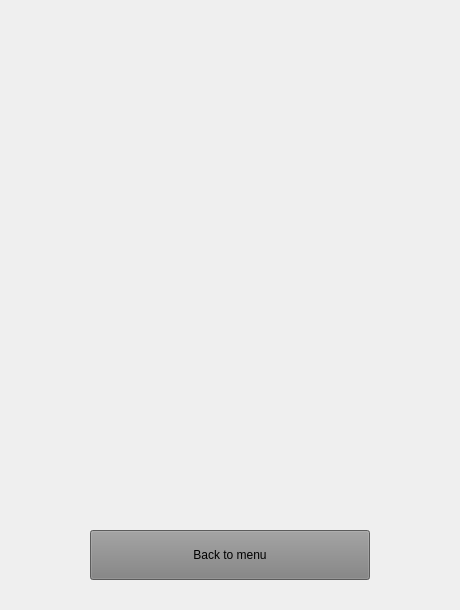
This is exercises.ui in 262094/HealthCheck_2 as Qt 5 draws it before an edit. The edited form follows.
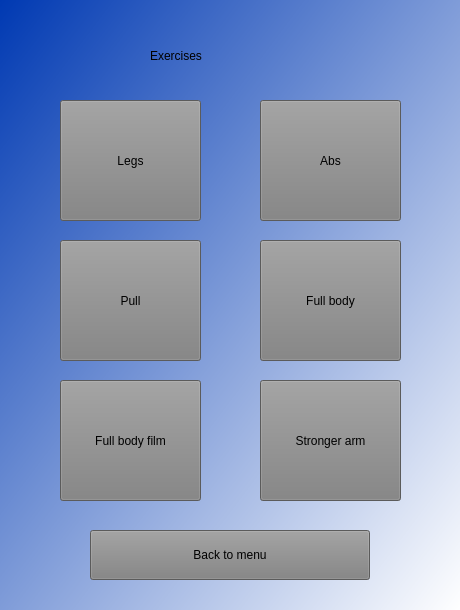
This is the edited form.

Diff of the .ui file:
```diff
--- a/exercises.ui
+++ b/exercises.ui
@@ -25,6 +25,58 @@
   <property name="windowTitle">
    <string>Form</string>
   </property>
+  <property name="styleSheet">
+   <string notr="true">background-color: qlineargradient(spread:pad, x1:0, y1:0, x2:1, y2:1, stop:0 rgba(169, 0, 137, 255), stop:1 rgba(255, 255, 255, 255));
+</string>
+  </property>
+  <widget class="QStackedWidget" name="stackedWidget">
+   <property name="geometry">
+    <rect>
+     <x>0</x>
+     <y>0</y>
+     <width>461</width>
+     <height>611</height>
+    </rect>
+   </property>
+   <property name="styleSheet">
+    <string notr="true">background-color: qlineargradient(spread:pad, x1:0, y1:0, x2:1, y2:1, stop:0 rgba(0, 57, 178, 255), stop:1 rgba(255, 255, 255, 255));</string>
+   </property>
+   <widget class="QWidget" name="page">
+    <widget class="QPushButton" name="pushButton">
+     <property name="geometry">
+      <rect>
+       <x>60</x>
+       <y>100</y>
+       <width>141</width>
+       <height>121</height>
+      </rect>
+     </property>
+     <property name="styleSheet">
+      <string notr="true">background-color:grey;
+font:italic 16pt &quot;Noto Serif Light&quot;;</string>
+     </property>
+     <property name="text">
+      <string>Legs</string>
+     </property>
+    </widget>
+    <widget class="QLabel" name="label">
+     <property name="geometry">
+      <rect>
+       <x>150</x>
+       <y>30</y>
+       <width>181</width>
+       <height>51</height>
+      </rect>
+     </property>
+     <property name="styleSheet">
+      <string notr="true">color:black;
+font: 30pt &quot;MS Shell Dlg2&quot;;
+background-color:transparent;</string>
+     </property>
+     <property name="text">
+      <string>Exercises</string>
+     </property>
+    </widget>
   <widget class="QPushButton" name="pushButton_back_to_menu">
    <property name="geometry">
     <rect>
@@ -53,6 +105,93 @@
    <property name="text">
     <string>Back to menu</string>
    </property>
+    </widget>
+    <widget class="QPushButton" name="pushButton_2">
+     <property name="geometry">
+      <rect>
+       <x>260</x>
+       <y>100</y>
+       <width>141</width>
+       <height>121</height>
+      </rect>
+     </property>
+     <property name="styleSheet">
+      <string notr="true">background-color:grey;
+font:italic 16pt &quot;Noto Serif Light&quot;;</string>
+     </property>
+     <property name="text">
+      <string>Abs</string>
+     </property>
+    </widget>
+    <widget class="QPushButton" name="pushButton_3">
+     <property name="geometry">
+      <rect>
+       <x>60</x>
+       <y>240</y>
+       <width>141</width>
+       <height>121</height>
+      </rect>
+     </property>
+     <property name="styleSheet">
+      <string notr="true">background-color:grey;
+font:italic 16pt &quot;Noto Serif Light&quot;;</string>
+     </property>
+     <property name="text">
+      <string>Pull</string>
+     </property>
+    </widget>
+    <widget class="QPushButton" name="pushButton_4">
+     <property name="geometry">
+      <rect>
+       <x>260</x>
+       <y>240</y>
+       <width>141</width>
+       <height>121</height>
+      </rect>
+     </property>
+     <property name="styleSheet">
+      <string notr="true">background-color:grey;
+font:italic 16pt &quot;Noto Serif Light&quot;;</string>
+     </property>
+     <property name="text">
+      <string>Full body</string>
+     </property>
+    </widget>
+    <widget class="QPushButton" name="pushButton_5">
+     <property name="geometry">
+      <rect>
+       <x>60</x>
+       <y>380</y>
+       <width>141</width>
+       <height>121</height>
+      </rect>
+     </property>
+     <property name="styleSheet">
+      <string notr="true">background-color:grey;
+font:italic 16pt &quot;Noto Serif Light&quot;;</string>
+     </property>
+     <property name="text">
+      <string>Full body film</string>
+     </property>
+    </widget>
+    <widget class="QPushButton" name="pushButton_6">
+     <property name="geometry">
+      <rect>
+       <x>260</x>
+       <y>380</y>
+       <width>141</width>
+       <height>121</height>
+      </rect>
+     </property>
+     <property name="styleSheet">
+      <string notr="true">background-color:grey;
+font:italic 16pt &quot;Noto Serif Light&quot;;</string>
+     </property>
+     <property name="text">
+      <string>Stronger arm</string>
+     </property>
+    </widget>
+   </widget>
   </widget>
  </widget>
  <resources/>
```
Lines whose indentation alone changed are shown as unchanged.
